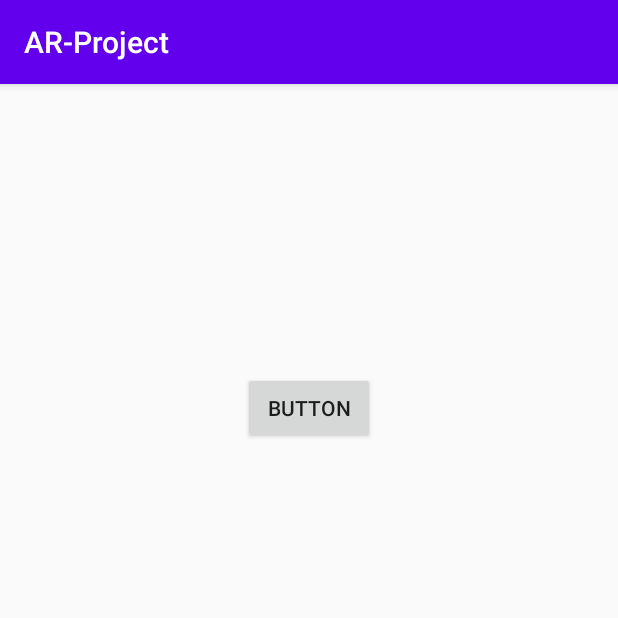
After one commit to Latexi940/AR-Project, an Android app: the ProfileActivity screen opened directly, with no data from a screen before it, on a phone screen of 412 x 824 dp, the top half of it. The commit adds this screen. Run offline under Robolectric (Android 15) with nearby library versions, the phone set to English and light mode, and no system bars.

Commit message:
Added monster inventory and profile

```diff
--- a/app/build.gradle
+++ b/app/build.gradle
@@ -8,7 +8,7 @@ android {
 
     defaultConfig {
         applicationId "com.example.ar_project"
-        minSdkVersion 28
+        minSdkVersion 26
         targetSdkVersion 29
         versionCode 1
         versionName "1.0"
@@ -44,5 +44,8 @@ dependencies {
     testImplementation 'junit:junit:4.12'
     androidTestImplementation 'androidx.test.ext:junit:1.1.2'
     androidTestImplementation 'androidx.test.espresso:espresso-core:3.3.0'
+    implementation 'com.android.support:design:29.0.0'
+    //noinspection GradleCompatible,GradleCompatible
+    implementation 'com.android.support:support-compat:28.0.0'
 
 }
--- a/app/src/main/AndroidManifest.xml
+++ b/app/src/main/AndroidManifest.xml
@@ -18,9 +18,10 @@
         android:roundIcon="@mipmap/ic_launcher_round"
         android:supportsRtl="true"
         android:theme="@style/AppTheme">
-        <activity android:name=".MainActivity">
 
-        </activity>
+        <activity android:name=".MainActivity"></activity>
+        <activity android:name=".ProfileActivity"></activity>
+        <activity android:name=".MonsterInventoryActivity"></activity>
         <activity android:name=".MapActivity">
 
         </activity>
--- /dev/null
+++ b/app/src/main/java/com/example/ar_project/ProfileActivity.kt
@@ -0,0 +1,19 @@
+package com.example.ar_project
+
+import android.content.Intent
+import android.os.Bundle
+import androidx.appcompat.app.AppCompatActivity
+import kotlinx.android.synthetic.main.activity_profile.*
+
+class ProfileActivity : AppCompatActivity() {
+
+    override fun onCreate(savedInstanceState: Bundle?) {
+        super.onCreate(savedInstanceState)
+        setContentView(R.layout.activity_profile)
+
+        monsters_btn.setOnClickListener() {
+             val intent = Intent(this, MonsterInventoryActivity::class.java)
+            startActivity(intent)
+        }
+    }
+}
--- /dev/null
+++ b/app/src/main/res/layout/activity_profile.xml
@@ -0,0 +1,17 @@
+<?xml version="1.0" encoding="utf-8"?>
+<androidx.constraintlayout.widget.ConstraintLayout xmlns:android="http://schemas.android.com/apk/res/android"
+    xmlns:app="http://schemas.android.com/apk/res-auto"
+    xmlns:tools="http://schemas.android.com/tools"
+    android:layout_width="match_parent"
+    android:layout_height="match_parent">
+
+    <Button
+        android:id="@+id/monsters_btn"
+        android:layout_width="wrap_content"
+        android:layout_height="wrap_content"
+        android:layout_marginTop="192dp"
+        android:text="Button"
+        app:layout_constraintEnd_toEndOf="parent"
+        app:layout_constraintStart_toStartOf="parent"
+        app:layout_constraintTop_toTopOf="parent" />
+</androidx.constraintlayout.widget.ConstraintLayout>
```
Also changed, not shown: app/src/main/java/com/example/ar_project/MainActivity.kt (+7 -1 lines), app/src/main/java/com/example/ar_project/MonsterInventoryActivity.kt (added, +25 -0 lines), app/src/main/java/com/example/ar_project/MonstersAdapter.kt (added, +44 -0 lines), app/src/main/res/layout/activity_main.xml (+25 -2 lines), app/src/main/res/layout/activity_monster_inventory.xml (added, +29 -0 lines), app/src/main/res/layout/monster_list_item.xml (added, +16 -0 lines).
